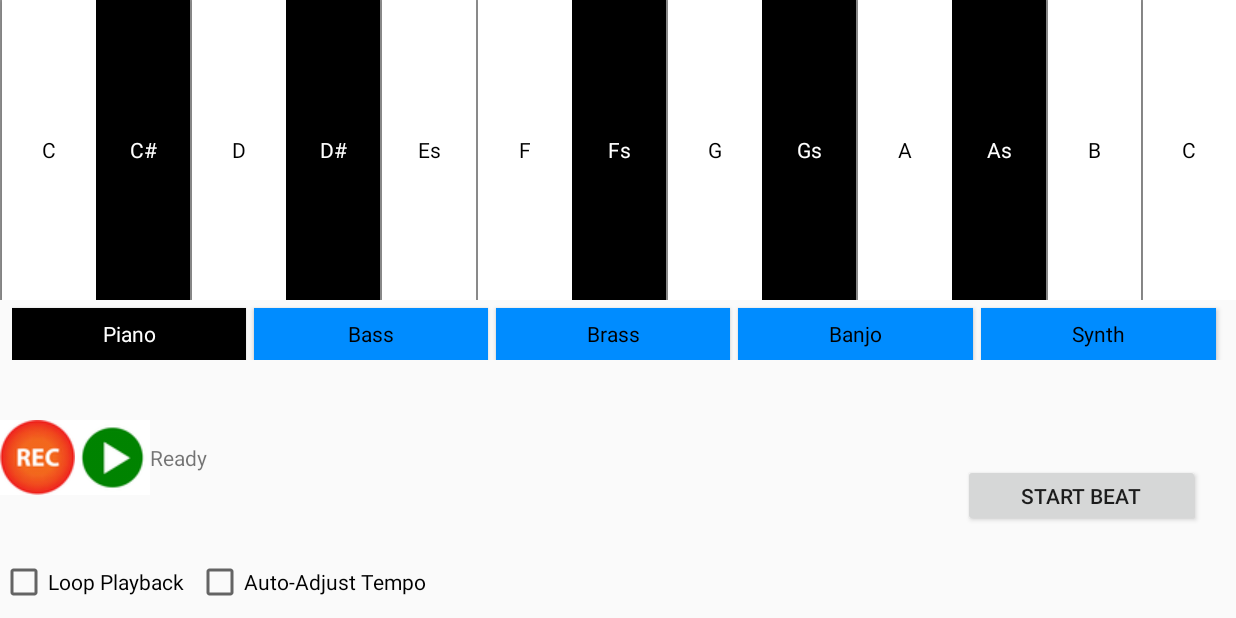
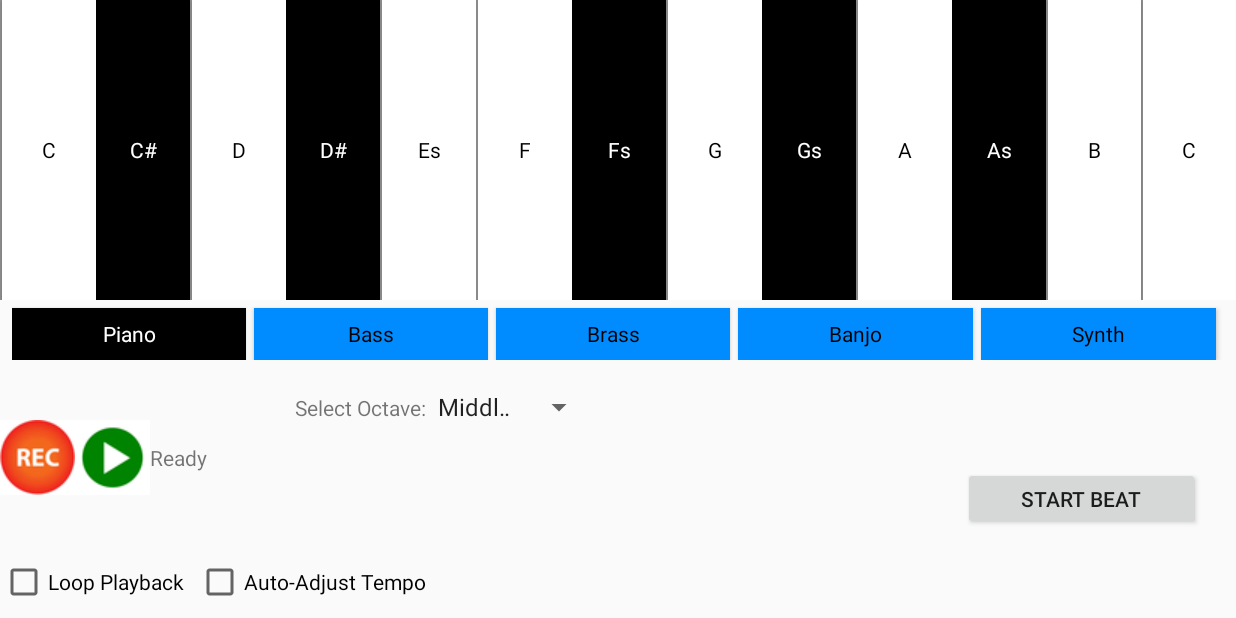
Before and after one commit to RobinJSanders/Pocket_Piano, an Android app: the screen it shows after launch (MainActivity), on a phone screen of 824 x 412 dp (held sideways). Run offline under Robolectric (Android 15) with nearby library versions, the phone set to English and light mode, and no system bars.

Commit message:
Change MainActivity and activity_main.xml
Increased font sizes for tablet view
Tidied up some code in MainActivity and added some more comments

```diff
--- a/app/src/main/java/com/rob/pocket_piano/MainActivity.java
+++ b/app/src/main/java/com/rob/pocket_piano/MainActivity.java
@@ -27,7 +27,7 @@ public class MainActivity extends AppCompatActivity
     mBtn_C_Low, mBtn_Cs_Low, mBtn_D_Low, mBtn_Ds_Low, mBtn_E_Low, mBtn_F_Low ,mBtn_Fs_Low, mBtn_G_Low , mBtn_Gs_Low, mBtn_A_Low, mBtn_As_Low, mBtn_B_Low,
             mBtn_C_Top, mBtn_Cs_High, mBtn_D_High, mBtn_Ds_High, mBtn_E_High, mBtn_F_High ,mBtn_Fs_High, mBtn_G_High , mBtn_Gs_High, mBtn_A_High, mBtn_As_High, mBtn_B_High,
     //Buttons for starting and stopping the beat
-    mBtn_Beat, mBtn_BeatStop,
+    mBtn_BeatPlay, mBtn_BeatStop,
     //Voice selection buttons
     mBtn_Piano, mBtn_Bass, mBtn_Brass, mBtn_Banjo, mBtn_Synth;
     //Record and Playback Buttons
@@ -77,6 +77,18 @@ public class MainActivity extends AppCompatActivity
         setContentView(R.layout.activity_main);
 
         //assign references to views for keyboard keys
+        mBtn_C_Low =(Button) findViewById(R.id.Btn_C_Low);
+        mBtn_Cs_Low = (Button) findViewById(R.id.Btn_Cs_Low);
+        mBtn_D_Low =(Button) findViewById(R.id.Btn_D_Low);
+        mBtn_Ds_Low =(Button) findViewById(R.id.Btn_Ds_Low);
+        mBtn_E_Low =(Button) findViewById(R.id.Btn_E_Low);
+        mBtn_F_Low =(Button) findViewById(R.id.Btn_F_Low);
+        mBtn_Fs_Low =(Button) findViewById(R.id.Btn_Fs_Low);
+        mBtn_G_Low=(Button) findViewById(R.id.Btn_G_Low);
+        mBtn_Gs_Low =(Button) findViewById(R.id.Btn_Gs_Low);
+        mBtn_A_Low =(Button) findViewById(R.id.Btn_A_Low);
+        mBtn_As_Low =(Button) findViewById(R.id.Btn_As_Low);
+        mBtn_B_Low =(Button) findViewById(R.id.Btn_B_Low);
         mBtn_C =(Button) findViewById(R.id.Btn_C);
         mBtn_Cs = (Button) findViewById(R.id.Btn_Cs);
         mBtn_D =(Button) findViewById(R.id.Btn_D);
@@ -90,26 +102,6 @@ public class MainActivity extends AppCompatActivity
         mBtn_As =(Button) findViewById(R.id.Btn_As);
         mBtn_B =(Button) findViewById(R.id.Btn_B);
         mBtn_C_High =(Button) findViewById(R.id.Btn_C_High);
-
-        //create reference to start and stop beat buttons
-        mBtn_Beat = (Button) findViewById(R.id.Btn_Beat) ;
-        mBtn_BeatStop = (Button) findViewById(R.id.Btn_BeatStop);
-
-        //more keys used for tablet view only
-        //lower keys
-        mBtn_C_Low =(Button) findViewById(R.id.Btn_C_Low);
-        mBtn_Cs_Low = (Button) findViewById(R.id.Btn_Cs_Low);
-        mBtn_D_Low =(Button) findViewById(R.id.Btn_D_Low);
-        mBtn_Ds_Low =(Button) findViewById(R.id.Btn_Ds_Low);
-        mBtn_E_Low =(Button) findViewById(R.id.Btn_E_Low);
-        mBtn_F_Low =(Button) findViewById(R.id.Btn_F_Low);
-        mBtn_Fs_Low =(Button) findViewById(R.id.Btn_Fs_Low);
-        mBtn_G_Low=(Button) findViewById(R.id.Btn_G_Low);
-        mBtn_Gs_Low =(Button) findViewById(R.id.Btn_Gs_Low);
-        mBtn_A_Low =(Button) findViewById(R.id.Btn_A_Low);
-        mBtn_As_Low =(Button) findViewById(R.id.Btn_As_Low);
-        mBtn_B_Low =(Button) findViewById(R.id.Btn_B_Low);
-        //higher keys
         mBtn_Cs_High = (Button) findViewById(R.id.Btn_Cs_High);
         mBtn_D_High =(Button) findViewById(R.id.Btn_D_High);
         mBtn_Ds_High =(Button) findViewById(R.id.Btn_Ds_High);
@@ -122,6 +114,11 @@ public class MainActivity extends AppCompatActivity
         mBtn_As_High =(Button) findViewById(R.id.Btn_As_High);
         mBtn_B_High =(Button) findViewById(R.id.Btn_B_High);
         mBtn_C_Top =(Button) findViewById(R.id.Btn_C_Top);
+
+
+        //create reference to start and stop beat buttons
+        mBtn_BeatPlay = (Button) findViewById(R.id.Btn_Beat) ;
+        mBtn_BeatStop = (Button) findViewById(R.id.Btn_BeatStop);
 
         //create an array list for every piano key
         mListPianoKeys = new ArrayList<>();
@@ -523,13 +520,13 @@ public class MainActivity extends AppCompatActivity
         mSpn_SelectOctave.setAdapter(mArrayAdapter);
         mSpn_SelectOctave.setSelection(1);
 
-        //OnClickListener for beat button
-        mBtn_Beat.setOnClickListener(new View.OnClickListener()
+        //OnClickListener for beat buttons
+        mBtn_BeatPlay.setOnClickListener(new View.OnClickListener()
         {
             @Override
             public void onClick(View v)
             {
-                mBtn_Beat.setVisibility(View.GONE);
+                mBtn_BeatPlay.setVisibility(View.GONE);
                 mBtn_BeatStop.setVisibility(View.VISIBLE);
                 startThreadBeat();
             }
@@ -540,7 +537,7 @@ public class MainActivity extends AppCompatActivity
             public void onClick(View v)
             {
                 mBeatPlaying = false;
-                mBtn_Beat.setVisibility(View.VISIBLE);
+                mBtn_BeatPlay.setVisibility(View.VISIBLE);
                 mBtn_BeatStop.setVisibility(View.GONE);
             }
         });
@@ -635,7 +632,7 @@ public class MainActivity extends AppCompatActivity
         });
 
 
-       //Event handler for spinner
+       //Event handler for spinner, sets visibility of piano keys based on octave selected
         mSpn_SelectOctave.setOnItemSelectedListener(new AdapterView.OnItemSelectedListener()
         {
             @Override
@@ -745,7 +742,7 @@ public class MainActivity extends AppCompatActivity
                     for (Tuple<Integer, Float, Long> sound: mListRecordedSounds )
                     {
                         if (mChk_AutoTempo.isChecked())
-                        {
+                        {// adjusts tempo to be consistent with 120 bpm of the beat
                             if( sound.length < 50L)
                                 soundLength = 0L;
                             else if( sound.length > 49L && sound.length < 400L)
@@ -784,7 +781,7 @@ public class MainActivity extends AppCompatActivity
 
 
 
-
+    //used for changing the string which shows the current recording state and changes visibility of buttons based on the state
     private void switchState(String state)
     {
 
@@ -805,7 +802,7 @@ public class MainActivity extends AppCompatActivity
         mLbl_State.setText(state);
     }
 
-
+    //used for playing each note, will add each note to recorded sounds list if recording
     private void playSound(int sample, float rate)
     {
         mSoundPool.play(sample,1,1,1,0,rate);
--- a/app/src/main/res/layout-xlarge/activity_main.xml
+++ b/app/src/main/res/layout-xlarge/activity_main.xml
@@ -205,47 +205,6 @@
             android:text="@string/C"/>
     </LinearLayout>
 
-    <LinearLayout
-        android:id="@+id/LinearLayout_VoiceButtons"
-        android:layout_width="0dp"
-        android:layout_height="100dp"
-        android:layout_marginEnd="8dp"
-        android:layout_marginLeft="8dp"
-        android:layout_marginRight="8dp"
-        android:layout_marginStart="8dp"
-        android:orientation="horizontal"
-        app:layout_constraintHorizontal_bias="0.489"
-        app:layout_constraintLeft_toLeftOf="parent"
-        app:layout_constraintRight_toRightOf="parent"
-        app:layout_constraintTop_toBottomOf="@+id/LinearLayout_PianoKeys"
-        >
-
-        <Button
-            android:id="@+id/Btn_Piano"
-            style="@style/VoiceButtonSelected"
-            android:text="@string/Piano"/>
-
-        <Button
-            android:id="@+id/Btn_Bass"
-            style="@style/VoiceButtonDeselected"
-            android:text="@string/Bass"/>
-
-        <Button
-            android:id="@+id/Btn_Brass"
-            style="@style/VoiceButtonDeselected"
-            android:text="@string/Brass"/>
-
-        <Button
-            android:id="@+id/Btn_Banjo"
-            style="@style/VoiceButtonDeselected"
-            android:text="@string/Banjo"/>
-
-        <Button
-            android:id="@+id/Btn_Synth"
-            style="@style/VoiceButtonDeselected"
-            android:text="@string/Synth"/>
-    </LinearLayout>
-
 
     <LinearLayout
         android:id="@+id/LinearLayout_RecordPlaybackButtons"
@@ -289,10 +248,9 @@
             android:id="@+id/Lbl_State"
             android:layout_width="wrap_content"
             android:layout_height="wrap_content"
+            android:layout_marginTop="15sp"
             android:text="@string/Ready"
-            android:layout_marginTop="15sp"
-            />
-
+            android:textSize="18sp"/>
 
 
     </LinearLayout>
@@ -312,6 +270,7 @@
             android:layout_height="wrap_content"
             android:layout_weight="1"
             android:text="@string/Loop_Playback"
+            android:textSize="18sp"
             tools:layout_editor_absoluteX="0dp"
             tools:layout_editor_absoluteY="263dp"/>
 
@@ -322,6 +281,7 @@
             android:layout_marginStart="0dp"
             android:layout_weight="1"
             android:text="@string/Auto_Adjust_Tempo"
+            android:textSize="18sp"
             app:layout_constraintLeft_toRightOf="@+id/LinearLayout_Settings"
             tools:layout_editor_absoluteY="287dp"/>
 
@@ -346,7 +306,7 @@
             android:layout_marginTop="8dp"
             android:layout_weight="1"
             android:text="@string/Start_Beat"
-            />
+            android:textSize="18sp"/>
 
         <Button
             android:id="@+id/Btn_BeatStop"
@@ -391,4 +351,50 @@
             />
 
     </LinearLayout>
+
+    <LinearLayout
+        android:id="@+id/LinearLayout_VoiceButtons"
+        android:layout_width="0dp"
+        android:layout_height="100dp"
+        android:layout_marginEnd="8dp"
+        android:layout_marginLeft="8dp"
+        android:layout_marginRight="8dp"
+        android:layout_marginStart="8dp"
+        android:layout_marginTop="0dp"
+        android:orientation="horizontal"
+        app:layout_constraintHorizontal_bias="0.0"
+        app:layout_constraintLeft_toLeftOf="parent"
+        app:layout_constraintRight_toRightOf="parent"
+        app:layout_constraintTop_toBottomOf="@+id/LinearLayout_PianoKeys">
+
+        <Button
+            android:id="@+id/Btn_Piano"
+            style="@style/VoiceButtonSelected"
+            android:text="@string/Piano"
+            android:textSize="18sp"/>
+
+        <Button
+            android:id="@+id/Btn_Bass"
+            style="@style/VoiceButtonDeselected"
+            android:text="@string/Bass"
+            android:textSize="18sp"/>
+
+        <Button
+            android:id="@+id/Btn_Brass"
+            style="@style/VoiceButtonDeselected"
+            android:text="@string/Brass"
+            android:textSize="18sp"/>
+
+        <Button
+            android:id="@+id/Btn_Banjo"
+            style="@style/VoiceButtonDeselected"
+            android:text="@string/Banjo"
+            android:textSize="18sp"/>
+
+        <Button
+            android:id="@+id/Btn_Synth"
+            style="@style/VoiceButtonDeselected"
+            android:text="@string/Synth"
+            android:textSize="18sp"/>
+    </LinearLayout>
 </android.support.constraint.ConstraintLayout>
--- a/app/src/main/res/layout/activity_main.xml
+++ b/app/src/main/res/layout/activity_main.xml
@@ -395,10 +395,10 @@
         android:layout_width="200dp"
         android:layout_height="50dp"
         android:orientation="horizontal"
-        app:layout_constraintLeft_toRightOf="parent"
         app:layout_constraintTop_toBottomOf="@id/LinearLayout_VoiceButtons"
-        android:layout_marginStart="170dp"
-        android:layout_marginTop="0dp">
+        android:layout_marginTop="4dp"
+        app:layout_constraintLeft_toRightOf="@+id/LinearLayout_RecordPlaybackButtons"
+        android:layout_marginLeft="51dp">
 
         <TextView
             android:id="@+id/Lbl_Octave"
```
